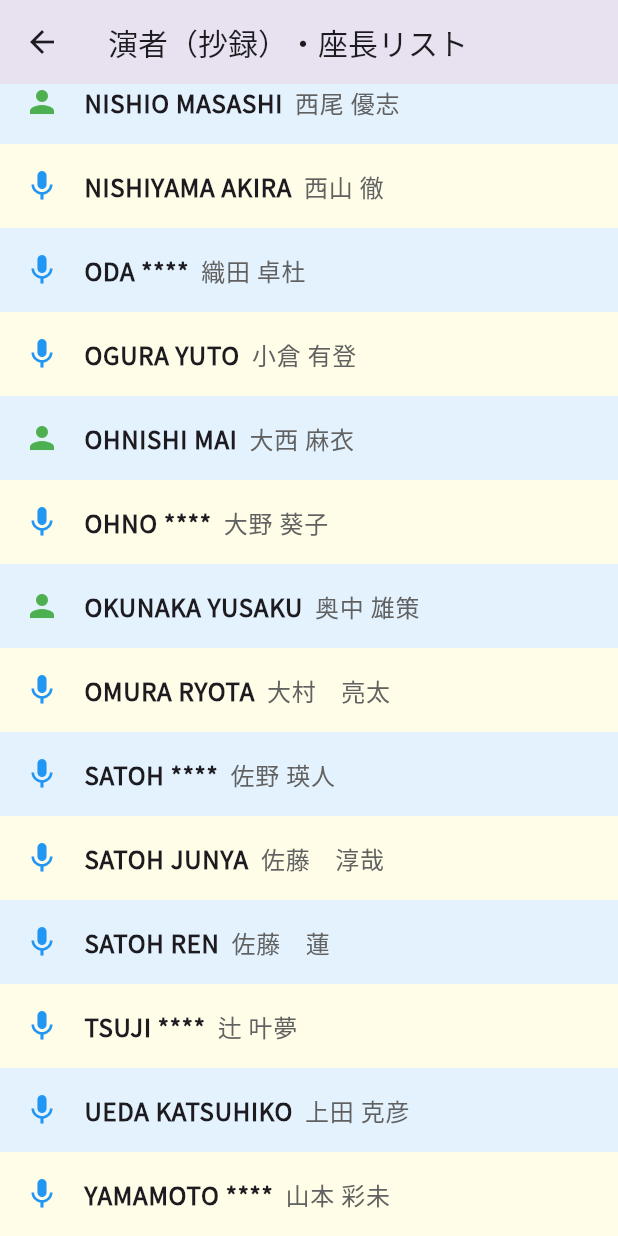
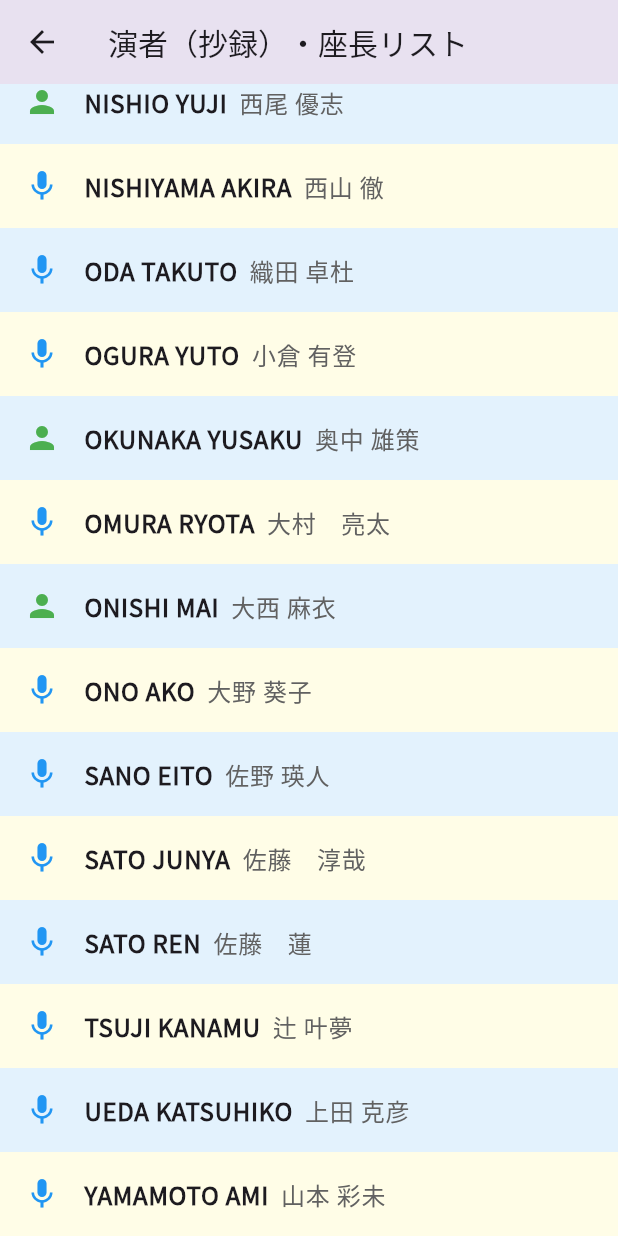
Before and after one commit to HidekiFutta/oart2025, a Flutter app: the Page5 screen opened directly, scrolled down 464 dp, on a phone screen of 412 x 824 dp. Run offline on Flutter 3.47's test engine with Material 3 defaults, Android fonts, the light colour scheme and no system bars; drawn by our look-alikes of auto_size_text; our stand-ins replace flutter_map, geolocator, latlong2, logger, package_info_plus, shared_preferences; missing offline and left inert: geolocator_web, image_picker_for_web, location_web, shared_preferences_web; accounts and stored records are empty; network calls fail.

Commit message:
20250926

```diff
--- a/lib/main.dart
+++ b/lib/main.dart
@@ -52,6 +52,8 @@ void main() async {
     statusBarIconBrightness: Brightness.dark,
     systemNavigationBarIconBrightness: Brightness.dark,
   ));
+  // エッジツーエッジ有効化
+  SystemChrome.setEnabledSystemUIMode(SystemUiMode.edgeToEdge);
   runApp(const MyApp());
 }
 
--- a/lib/string_abstract.dart
+++ b/lib/string_abstract.dart
@@ -18,7 +18,7 @@ const List<Map<String, dynamic>> educationalLectures = [
 　中期・短期目標としては，すでに多くの項目が達成されている．組織率向上のため，オンラインコンテンツの無料化や新規入会システムの簡便化，若者向け広報戦略の導入など，さまざまな取り組みを実施してきた．一方，70％を目指している組織率は，2024年には60％を超える値に達したが，医療に従事する診療放射線技師数の統計データが更新され診療放射線技師数が増加し，会員絶対数は増えているが，組織率は低下するといった結果になった．これまで以上に入会促進を啓発する必要がある．また，これまで十分でなかった予防医療についての事業を推進するため，健診部門のラダー作成に着手した．さらに，組織のスリム化を図るため，学術大会のあり方を見直し2日間開催を決定した．また認定事業を行っていない分科会の廃止，活動が活発でより専門的な活動を望む分科会は承認学会への移行も進めてきた．事務局体制の強化では，専門職の採用や業務のDX化を進め，組織基盤を固めている．
 　今後の展望として，診療放射線技師を取り巻く環境は大きく変化している．現在，人口減少に伴い，地方では医療経営が困難な医療施設が多く，診療放射線技師の不足も問題となっている．しかし，厚生労働科研報告によれば，2040年以降には全国的に診療放射線技師が供給過多となることが予測されている．都市部と地方の状況の違いを意識した将来展望が必要となっている．
 　このような状況を踏まえると，様々な課題について診療放射線技師業界だけでの解決が困難な課題も少なくない．医療行政において診療放射線技師業界の課題解決が十分できるよう，官公庁への診療放射線技師派遣をこれまで以上に強化する必要がある．
-　JART Vision2040では「国民から求められる新たな役割の獲得」という長期目標をさらに推進するために，診療放射線技師の業務が放射線領域にとどまらず，幅広い医療分野に広がること，また医療施設以外での活躍の場を開拓するなど多様なキャリアパスを構築し，職能の価値をさらに高めることが必要である．
+　JART Vision 2040では「国民から求められる新たな役割の獲得」という長期目標をさらに推進するために，診療放射線技師の業務が放射線領域にとどまらず，幅広い医療分野に広がること，また医療施設以外での活躍の場を開拓するなど多様なキャリアパスを構築し，職能の価値をさらに高めることが必要である．
 
 ＜略歴＞上田 克彦 (うえだ かつひこ)
 ・昭和34年4月19日（66歳）
@@ -66,7 +66,7 @@ const List<Map<String,  dynamic>> specialLectures = [
 "speaker": [
 {"name":"The University of Texas MD Anderson Cancer Center　佐藤淳哉",
   "speaker-j": "佐藤　淳哉",
-  "speaker-e": "SATOH JUNYA"}],
+  "speaker-e": "SATO JUNYA"}],
 "theme": "日本における放射線AIの現在地と将来展望",
 "abstract": '''　日米における放射線AI技術の現状と将来展望について概説する．近年，深層学習を用いた撮像技術や診断支援システムの実用化が急速に進んでいる．前所属である大阪大学人工知能画像診断学講座は，AIによる高度な診断技術の普及を目的として研究を実施してきた．特に，十分な学習データを用意することが難しいという医療AI特有の制約に対して，画像が本来もつ情報を活用する自己教師あり学習を使用し性能を向上させてきた．
 　また，近年の大規模言語モデルの発展を受け，放射線科医の読影レポートに含まれる疾患情報を言語モデルで抽出し，AI学習に再利用する取り組みも進めている．この方法により，腹部CTにおける多臓器異常検出で高い汎化性能を確認した．既存の医療情報を活用してアノテーション負担を軽減しつつ高性能化を図ることが，現在の主要な潮流となりつつある．
@@ -143,7 +143,7 @@ const List<Map<String, dynamic>> lunchLectures = [
 "sessionType": "司会", // このセッションでは司会と表示
 "moderator": ["実行委員　大西 麻衣"],
   "moderator-j": ["大西 麻衣"],
-  "moderator-e": ["OHNISHI MAI"],
+  "moderator-e": ["ONISHI MAI"],
 "presentations": [
 {
 "speaker": [
@@ -159,7 +159,7 @@ const List<Map<String, dynamic>> lunchLectures = [
 "speaker": [
 {"name":"キヤノンメディカルシステムズ（株）",
  "speaker-j": "伊藤 雄也",
- "speaker-e": "ITOH YUYA"},],
+ "speaker-e": "ITO YUYA"},],
 "theme": "Aquilion Riseの挑戦 －マルチポジション撮影×先進技術による新たなポテンシャル－",
 "abstract": '''
 　ランチョンセミナーには抄録はございません．
@@ -182,7 +182,7 @@ const List<Map<String, dynamic>> generalResearchPresentations1 = [
 "speaker": [
 {"name":"医療法人高遼会高遼会病院　佐野 瑛人",
   "speaker-j": "佐野 瑛人",
-  "speaker-e": "SATOH ****"}],
+  "speaker-e": "SANO EITO"}],
 "theme": "【報告】当院におけるMRI 3D Bone image撮像の取り組み",
 "abstract": '''
 【目的】
@@ -219,7 +219,7 @@ const List<Map<String, dynamic>> generalResearchPresentations1 = [
     "speaker": [
   {"name":"森ノ宮医療大学　佐藤　蓮",
     "speaker-j": "佐藤　蓮",
-    "speaker-e": "SATOH REN"}],
+    "speaker-e": "SATO REN"}],
     "theme": "【研究】人体模擬ファントムを用いたCT画像の空間的ノイズ分布評価",
     "abstract": '''
 【背景・目的】
@@ -253,7 +253,7 @@ const List<Map<String, dynamic>> generalResearchPresentations1 = [
         "speaker": [
         {"name":"森ノ宮医療大学　大野 葵子",
         "speaker-j": "大野 葵子",
-        "speaker-e": "OHNO ****"}],
+        "speaker-e": "ONO AKO"}],
         "theme": "【報告】マンモグラフィにおける撮影時の最適圧迫圧について：乳房ファントムによる検討",
         "abstract": '''
 【目的】
@@ -271,7 +271,7 @@ const List<Map<String, dynamic>> generalResearchPresentations1 = [
     "speaker": [
       {"name":"森ノ宮医療大学　織田 卓杜",
         "speaker-j": "織田 卓杜",
-        "speaker-e": "ODA ****"}],
+        "speaker-e": "ODA TAKUTO"}],
     "theme": "【研究】胸部X線画像読影における視線解析について",
     "abstract": '''
 【目的】
@@ -293,7 +293,7 @@ const List<Map<String, dynamic>> generalResearchPresentations2 = [
 "sessionType": "座長", // このセッションでは座長と表示
 "moderator": ["実行委員　西尾 優志"],
 "moderator-j": ["西尾 優志"],
-"moderator-e": ["NISHIO MASASHI"],
+"moderator-e": ["NISHIO YUJI"],
 "presentations": [
       {
         "speaker": [
@@ -318,7 +318,7 @@ const List<Map<String, dynamic>> generalResearchPresentations2 = [
         "speaker": [
         {"name":"森ノ宮医療大学　辻 叶夢",
         "speaker-j": "辻 叶夢",
-        "speaker-e": "TSUJI ****"}],
+        "speaker-e": "TSUJI KANAMU"}],
         "theme": "【研究】標準計測法12からリニアック標準計測法24への移行によるX線の校正深水吸収線量の比較検討",
         "abstract": '''
 【目的】
@@ -354,7 +354,7 @@ const List<Map<String, dynamic>> generalResearchPresentations2 = [
         "speaker": [
       {"name":"大阪ハイテクノロジー専門学校　山本 彩未",
         "speaker-j": "山本 彩未",
-        "speaker-e": "YAMAMOTO ****"}],
+        "speaker-e": "YAMAMOTO AMI"}],
         "theme": "【報告】放射線検査への導入に向けた音声認識入力システム開発の提案－生成AIを用いて専門知識ゼロから作り出した簡易方法－",
         "abstract": '''
 【背景】
@@ -372,7 +372,7 @@ const List<Map<String, dynamic>> generalResearchPresentations2 = [
         "speaker": [
       {"name":"大阪ハイテクノロジー専門学校　堀江 唯斗",
         "speaker-j": "堀江 唯斗",
-        "speaker-e": "HORIE ****"}],
+        "speaker-e": "HORIE YUITO"}],
         "theme": "【研究】X線画像解析によるX線防護衣の損傷評価と管理基準設定の可能性の検討",
         "abstract": '''
 【目的】
--- a/pubspec.yaml
+++ b/pubspec.yaml
@@ -17,7 +17,7 @@ publish_to: 'none' # Remove this line if you wish to publish to pub.dev
 # https://developer.apple.com/library/archive/documentation/General/Reference/InfoPlistKeyReference/Articles/CoreFoundationKeys.html
 # In Windows, build-name is used as the major, minor, and patch parts
 # of the product and file versions cd ..while build-number is used as the build suffix.
-version: 1.4.7
+version: 1.4.8
 environment:
   sdk: '>=3.3.4 <4.0.0'
 
```
Also changed, not shown: 2 other files.
